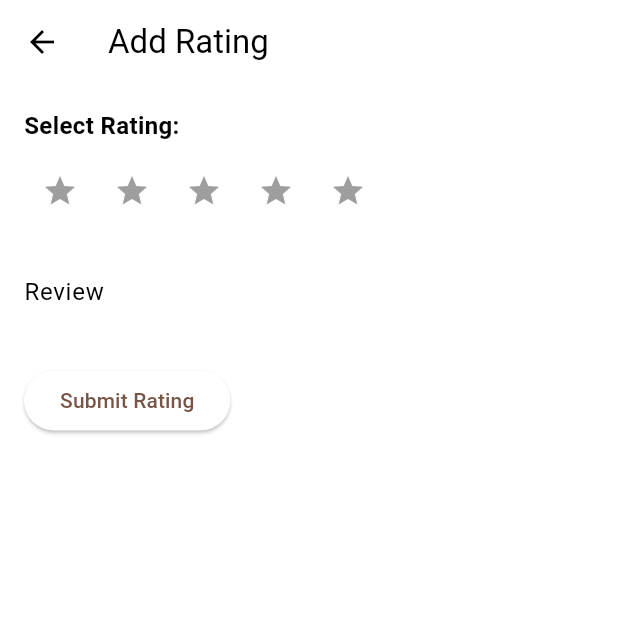
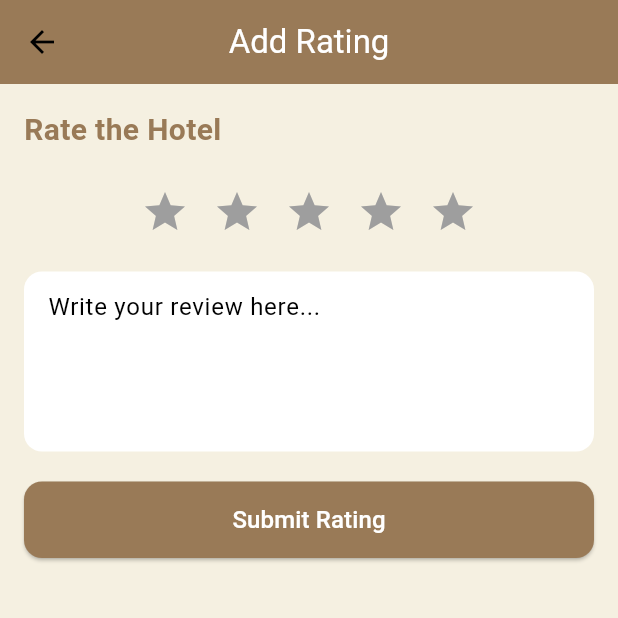
Before and after one commit to sugonamu/balinchill, a Flutter app: the AddRatingPage screen opened directly with empty values, on a phone screen of 412 x 824 dp, the top half of it. Run offline on Flutter 3.47's test engine with Material 3 defaults, Android fonts, the phone set to English and light mode, and no system bars; our stand-ins replace envied; missing offline and left inert: pbp_django_auth; generated files the repository leaves out were written again.

Commit message:
addrating looks better

```diff
--- a/lib/rating/screens/addrating.dart
+++ b/lib/rating/screens/addrating.dart
@@ -6,7 +6,7 @@ import 'package:balinchill/services/api_service.dart';
 
 class AddRatingPage extends StatefulWidget {
   final int hotelId;
-  final VoidCallback onRatingAdded; // Add callback
+  final VoidCallback onRatingAdded;
 
   const AddRatingPage({required this.hotelId, required this.onRatingAdded});
 
@@ -15,55 +15,80 @@ class AddRatingPage extends StatefulWidget {
 }
 
 class _AddRatingPageState extends State<AddRatingPage> {
-  int _selectedRating = 0; // Store the selected rating
+  int _selectedRating = 0;
   final TextEditingController _reviewController = TextEditingController();
 
   @override
   Widget build(BuildContext context) {
     final apiService = ApiService(baseUrl: Env.backendUrl, request: context.watch<CookieRequest>());
+    final backgroundColor = const Color(0xFFF5F0E1); // Light beige background
+    final primaryColor = const Color(0xFF997A57); // Tan color
+
     return Scaffold(
-      appBar: AppBar(title: const Text('Add Rating')),
+      backgroundColor: backgroundColor,
+      appBar: AppBar(
+        backgroundColor: primaryColor,
+        title: const Text('Add Rating', style: TextStyle(color: Colors.white)),
+        centerTitle: true,
+      ),
       body: Padding(
         padding: const EdgeInsets.all(16.0),
         child: Column(
-          crossAxisAlignment: CrossAxisAlignment.start,
+          crossAxisAlignment: CrossAxisAlignment.stretch,
           children: [
             const Text(
-              'Select Rating:',
-              style: TextStyle(fontSize: 16, fontWeight: FontWeight.bold),
+              'Rate the Hotel',
+              style: TextStyle(
+                fontSize: 20,
+                fontWeight: FontWeight.bold,
+                color: Color(0xFF997A57),
+              ),
             ),
-            const SizedBox(height: 8.0),
+            const SizedBox(height: 16.0),
+
+            // Star Rating Row
             Row(
-              mainAxisAlignment: MainAxisAlignment.start,
+              mainAxisAlignment: MainAxisAlignment.center,
               children: List.generate(5, (index) {
                 return IconButton(
                   icon: Icon(
                     Icons.star,
-                    color: index < _selectedRating
-                        ? Colors.amber
-                        : Colors.grey,
+                    color: index < _selectedRating ? Colors.amber : Colors.grey,
+                    size: 32,
                   ),
                   onPressed: () {
                     setState(() {
-                      _selectedRating = index + 1; // Update selected rating
+                      _selectedRating = index + 1;
                     });
                   },
                 );
               }),
             ),
             const SizedBox(height: 16.0),
+
+            // Review Text Field
             TextField(
               controller: _reviewController,
-              decoration: const InputDecoration(labelText: 'Review'),
+              maxLines: 4,
+              decoration: InputDecoration(
+                hintText: 'Write your review here...',
+                filled: true,
+                fillColor: Colors.white,
+                border: OutlineInputBorder(
+                  borderRadius: BorderRadius.circular(12.0),
+                  borderSide: BorderSide.none,
+                ),
+                contentPadding: const EdgeInsets.all(12.0),
+              ),
             ),
             const SizedBox(height: 20),
+
+            // Submit Button
             ElevatedButton(
               onPressed: () async {
                 final review = _reviewController.text;
 
-                if (_selectedRating >= 1 &&
-                    _selectedRating <= 5 &&
-                    review.isNotEmpty) {
+                if (_selectedRating >= 1 && _selectedRating <= 5 && review.isNotEmpty) {
                   try {
                     final response = await apiService.addRating(widget.hotelId, _selectedRating, review);
 
@@ -89,7 +114,15 @@ class _AddRatingPageState extends State<AddRatingPage> {
                   );
                 }
               },
-              child: const Text('Submit Rating'),
+              style: ElevatedButton.styleFrom(
+                backgroundColor: primaryColor,
+                foregroundColor: Colors.white,
+                padding: const EdgeInsets.symmetric(vertical: 14.0),
+                shape: RoundedRectangleBorder(
+                  borderRadius: BorderRadius.circular(12),
+                ),
+              ),
+              child: const Text('Submit Rating', style: TextStyle(fontSize: 16)),
             ),
           ],
         ),
```
Also changed, not shown: lib/rating/screens/ratingscreen.dart (deleted, +0 -76 lines).
